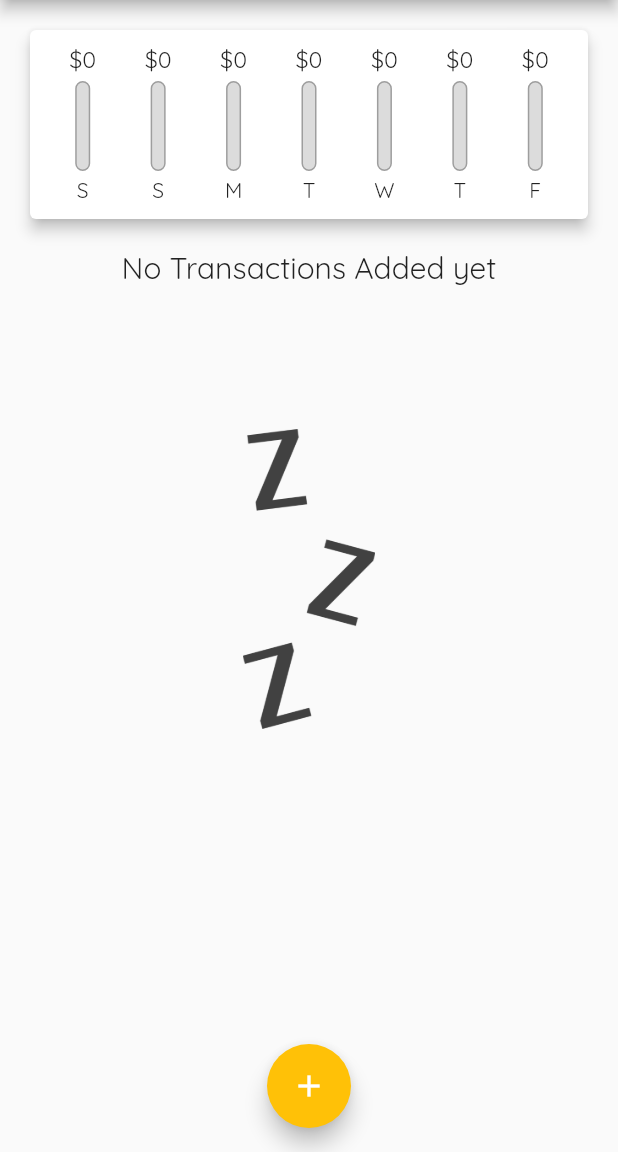
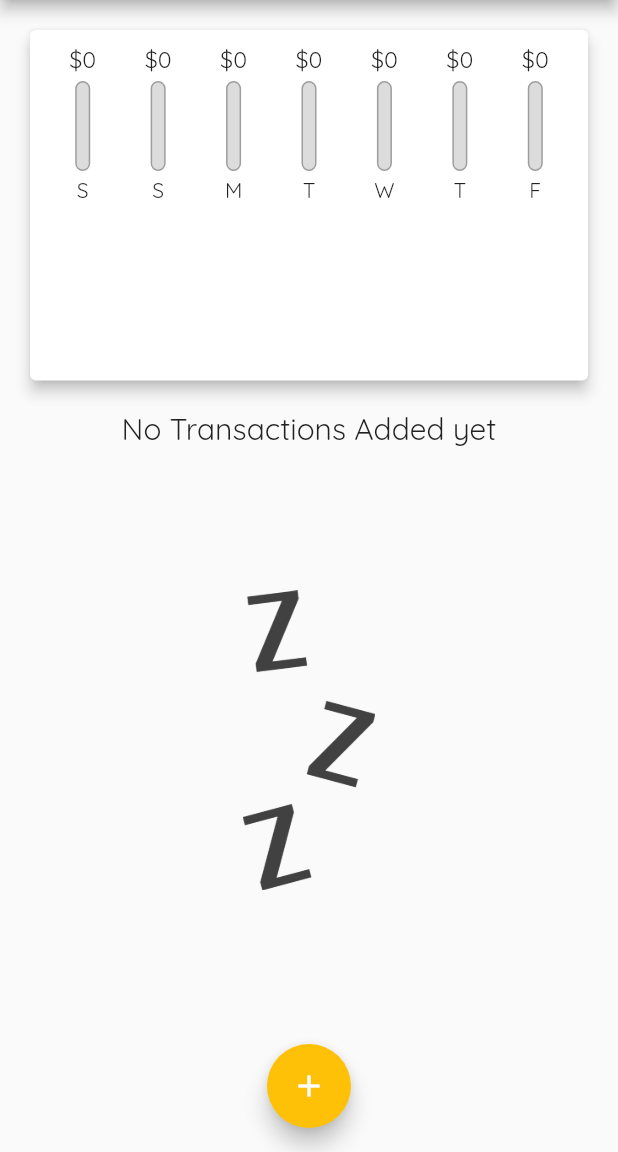
Before and after one commit to aritroo/expense_manager, a Flutter app: the screen it shows after launch, on a phone screen of 412 x 824 dp, the part 84-1236 px from its top. Run offline on Flutter 3.47's test engine with Material 2 defaults, Android fonts, the phone set to English and light mode, and no system bars; our stand-ins replace sizer.

Commit message:
calculating screen size dynamically

```diff
--- a/lib/home.dart
+++ b/lib/home.dart
@@ -69,8 +69,7 @@ class _MyHomePageState extends State<MyHomePage> {
 
   @override
   Widget build(BuildContext context) {
-    return Scaffold(
-      appBar: AppBar(
+    final appbar = AppBar(
       centerTitle: true,
       title: Text(
         'Expense Manager',
@@ -84,14 +83,28 @@ class _MyHomePageState extends State<MyHomePage> {
               size: 30,
             )),
       ],
-      ),
+    );
+
+    return Scaffold(
+      appBar: appbar,
       body: SingleChildScrollView(
         child: Column(
           mainAxisAlignment: MainAxisAlignment.start,
           crossAxisAlignment: CrossAxisAlignment.stretch,
           children: [
-            Chart(_recentTransactions),
-            TransactionList(_userTransactions, deleteTransaction),
+            Container(
+                height: MediaQuery.of(context).size.height * 0.4 -
+                    appbar.preferredSize.height -
+                    MediaQuery.of(context).padding.top,
+                child: Chart(_recentTransactions)),
+            Container(
+              child: Container(
+                height: MediaQuery.of(context).size.height * 0.6 -
+                    appbar.preferredSize.height -
+                    MediaQuery.of(context).padding.top,
+                child: TransactionList(_userTransactions, deleteTransaction),
+              ),
+            ),
           ],
         ),
       ),
--- a/lib/widgets/transaction_list.dart
+++ b/lib/widgets/transaction_list.dart
@@ -9,9 +9,7 @@ class TransactionList extends StatelessWidget {
   TransactionList(this.transactions, this.deleteTX);
   @override
   Widget build(BuildContext context) {
-    return Container(
-      height: 470,
-      child: transactions.isEmpty
+    return transactions.isEmpty
         ? Column(
             children: [
               Text('No Transactions Added yet',
@@ -112,7 +110,6 @@ class TransactionList extends StatelessWidget {
               );
             },
             itemCount: transactions.length,
-            ),
           );
   }
 }
```
Lines whose indentation alone changed are shown as unchanged.
